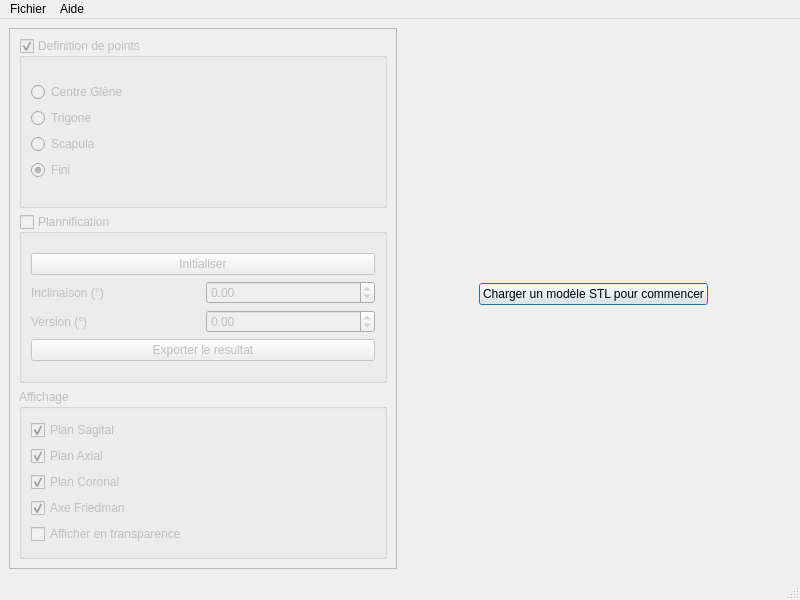
Qt form src/ShoulderSelectionWindow.ui (kemar74/ShoulderPlannification) before a commit.
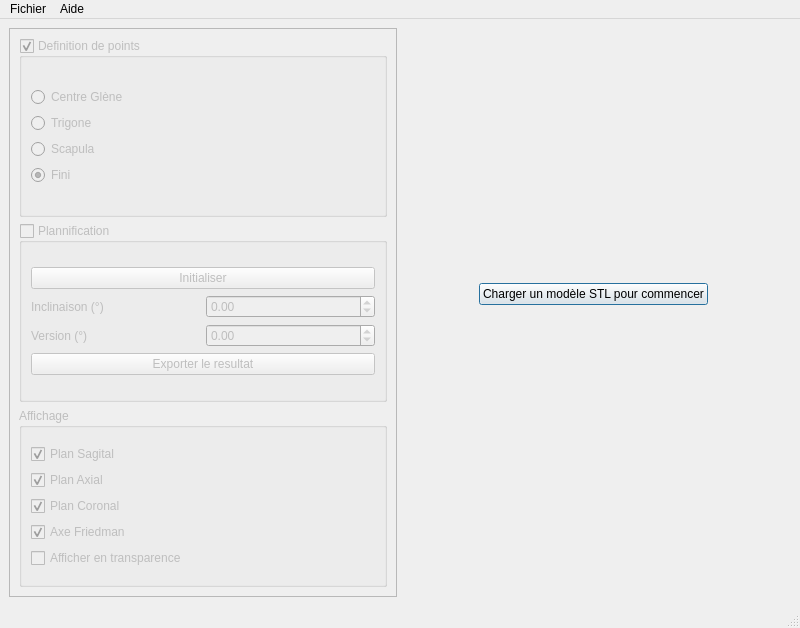
The same form after that commit.

Commit message: Correction of typo

What changed in the file:
```diff
--- a/src/ShoulderSelectionWindow.ui
+++ b/src/ShoulderSelectionWindow.ui
@@ -7,7 +7,7 @@
     <x>0</x>
     <y>0</y>
     <width>800</width>
-    <height>600</height>
+    <height>628</height>
    </rect>
   </property>
   <property name="sizePolicy">
```
Left out of the diff: 2 changed lines with no effect on the pictures. The commit also changes 2 other files.
